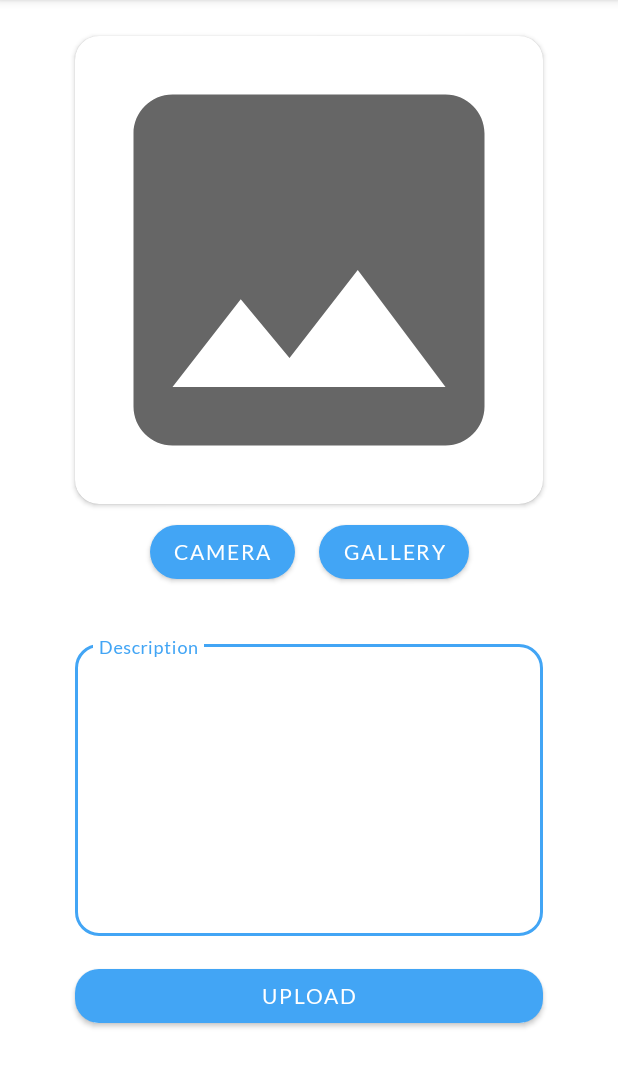
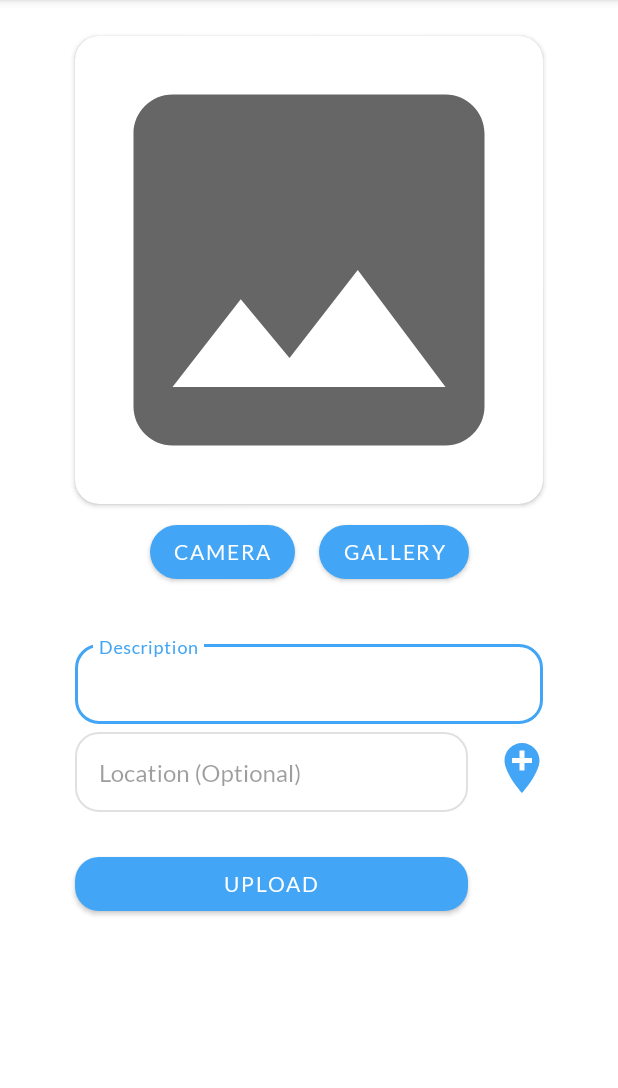
Before and after one commit to bennyfajri/StoryApp, an Android app: the InputStoryActivity screen opened directly, with no data from a screen before it, on a phone screen of 412 x 824 dp, the part 84-1172 px from its top. Run offline under Robolectric (Android 15) with nearby library versions, the phone set to English and light mode, and no system bars; our stand-ins replace Dagger/Hilt's generated code, paging; pictures from the network do not load.

Commit message:
add input story with location

```diff
--- a/app/build.gradle
+++ b/app/build.gradle
@@ -84,4 +84,8 @@ dependencies {
     //Room Paging(Remote mediator)
     implementation 'androidx.room:room-paging:2.5.0-alpha02'
 
+    //fused location provider
+    implementation 'com.google.android.gms:play-services-maps:18.0.2'
+    implementation 'com.google.android.gms:play-services-location:20.0.0'
+
 }
--- /dev/null
+++ b/app/src/main/res/drawable/ic_add_location.xml
@@ -0,0 +1,5 @@
+<vector android:height="24dp" android:tint="@color/blue_500"
+    android:viewportHeight="24" android:viewportWidth="24"
+    android:width="24dp" xmlns:android="http://schemas.android.com/apk/res/android">
+    <path android:fillColor="@color/blue_500" android:pathData="M12,2C8.14,2 5,5.14 5,9c0,5.25 7,13 7,13s7,-7.75 7,-13c0,-3.86 -3.14,-7 -7,-7zM16,10h-3v3h-2v-3L8,10L8,8h3L11,5h2v3h3v2z"/>
+</vector>
--- a/app/src/main/res/layout/activity_tambah_story.xml
+++ b/app/src/main/res/layout/activity_input_story.xml
@@ -64,7 +64,7 @@
         <com.google.android.material.textfield.TextInputLayout
             android:id="@+id/il_description"
             android:layout_width="match_parent"
-            android:layout_height="200dp"
+            android:layout_height="wrap_content"
             android:layout_marginStart="50dp"
             android:layout_marginTop="32dp"
             android:layout_marginEnd="50dp"
@@ -85,17 +85,51 @@
                 android:fontFamily="@font/lato"/>
         </com.google.android.material.textfield.TextInputLayout>
 
+        <com.google.android.material.textfield.TextInputLayout
+            android:id="@+id/il_location"
+            style="@style/Widget.MaterialComponents.TextInputLayout.OutlinedBox"
+            android:layout_width="0dp"
+            android:layout_height="wrap_content"
+            android:layout_marginEnd="50dp"
+            android:hint="@string/location"
+            android:enabled="false"
+            app:boxCornerRadiusBottomEnd="16dp"
+            app:boxCornerRadiusBottomStart="16dp"
+            app:boxCornerRadiusTopEnd="16dp"
+            app:boxCornerRadiusTopStart="16dp"
+            app:layout_constraintEnd_toEndOf="@+id/il_description"
+            app:layout_constraintStart_toStartOf="@+id/il_description"
+            app:layout_constraintTop_toBottomOf="@+id/il_description">
+
+            <com.google.android.material.textfield.TextInputEditText
+                android:id="@+id/et_location"
+                android:layout_width="match_parent"
+                android:layout_height="match_parent"
+                android:fontFamily="@font/lato"
+                android:enabled="false"/>
+        </com.google.android.material.textfield.TextInputLayout>
+
+        <ImageView
+            android:id="@+id/ic_search_location"
+            android:layout_width="40dp"
+            android:layout_height="40dp"
+            android:layout_marginStart="16dp"
+            android:src="@drawable/ic_add_location"
+            app:layout_constraintBottom_toBottomOf="@+id/il_location"
+            app:layout_constraintStart_toEndOf="@+id/il_location"
+            app:layout_constraintTop_toTopOf="@+id/il_location" />
+
         <com.google.android.material.button.MaterialButton
             android:id="@+id/btn_upload"
             android:layout_width="0dp"
             android:layout_height="wrap_content"
-            android:layout_marginTop="16dp"
+            android:layout_marginTop="24dp"
+            android:fontFamily="@font/lato"
             android:text="@string/upload"
             app:cornerRadius="16dp"
-            android:fontFamily="@font/lato"
-            app:layout_constraintEnd_toEndOf="@+id/il_description"
-            app:layout_constraintStart_toStartOf="@+id/il_description"
-            app:layout_constraintTop_toBottomOf="@+id/il_description" />
+            app:layout_constraintEnd_toEndOf="@+id/il_location"
+            app:layout_constraintStart_toStartOf="@+id/il_location"
+            app:layout_constraintTop_toBottomOf="@+id/il_location" />
 
         <ProgressBar
             android:id="@+id/progress_bar"
--- a/app/src/main/res/values/strings.xml
+++ b/app/src/main/res/values/strings.xml
@@ -40,4 +40,7 @@
     <string name="satellite_type">Satellite</string>
     <string name="terrain_type">Terrain</string>
     <string name="hybrid_type">Hybrid</string>
+    <string name="location">Location (Optional)</string>
+    <string name="permission_denied">Permission not granted</string>
+    <string name="location_not_found">Location is not found. Try Again</string>
 </resources>
```
Also changed, not shown: app/src/main/java/com/drsync/storyapp/ui/inputstory/InputStoryActivity.kt (+75 -5 lines), 1 other file.
